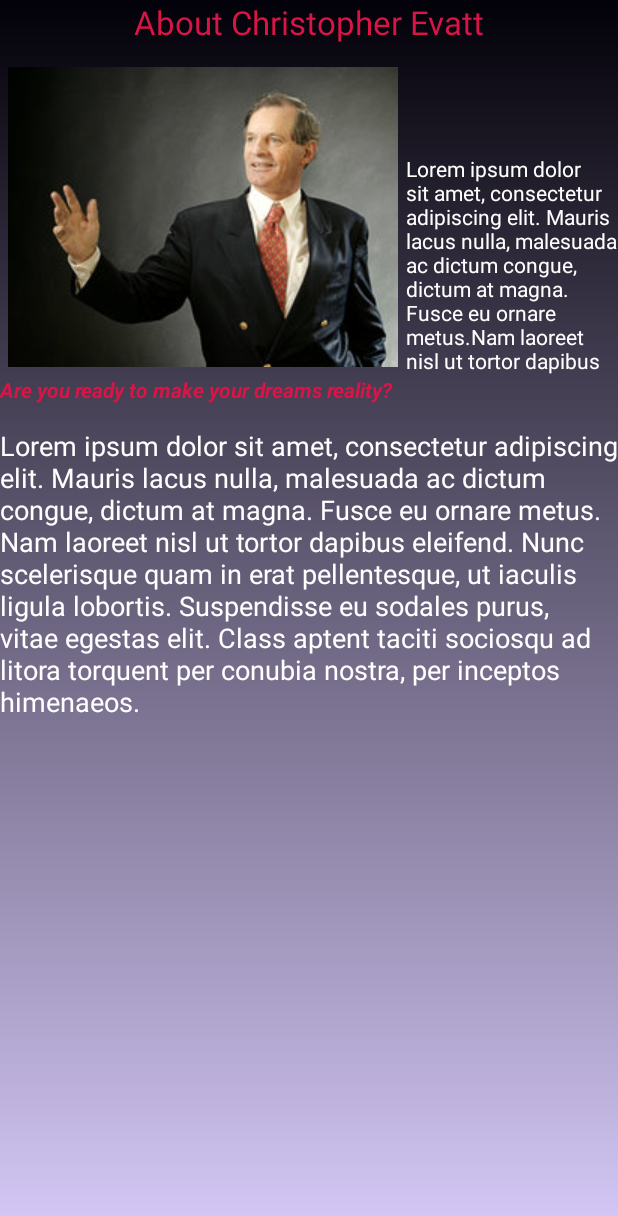
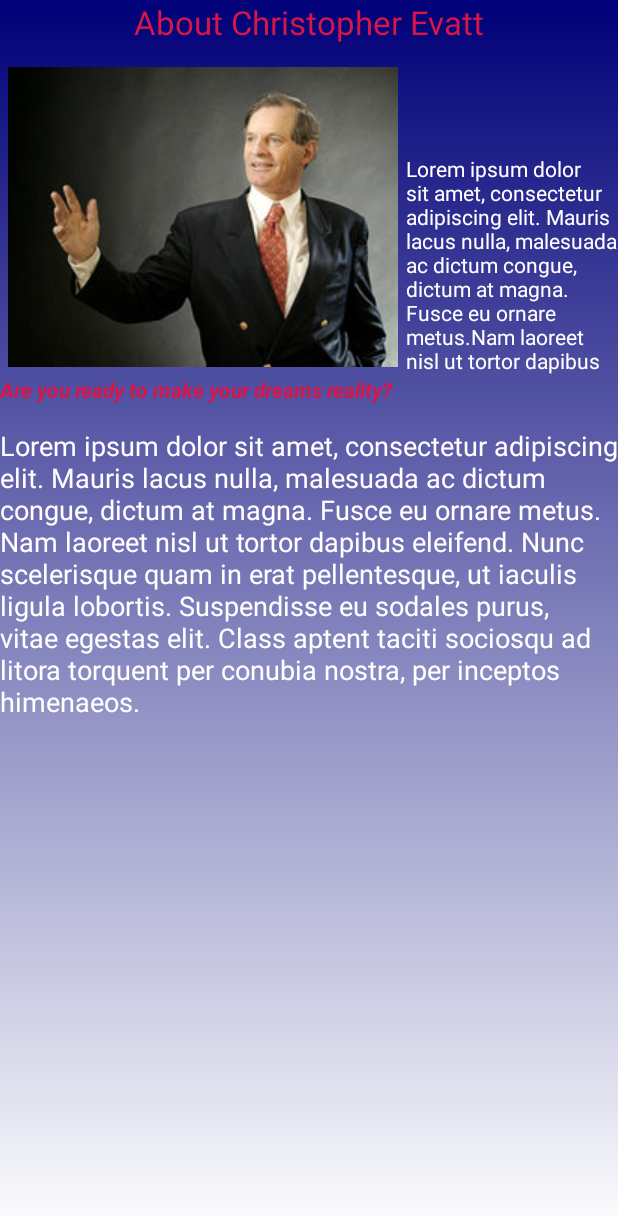
Before and after one commit to doggvalera/chrisevatt, an Android app: the about screen opened directly, with no data from a screen before it, on a phone screen of 412 x 824 dp. Shown: the top 1216 px of the screen. Run offline under Robolectric (Android 15) with nearby library versions, the phone set to English and light mode, and no system bars.

Commit message:
because we can

```diff
--- a/app/src/main/res/drawable/selector.xml
+++ b/app/src/main/res/drawable/selector.xml
@@ -4,8 +4,8 @@
 <item>
 <shape>
     <gradient
-        android:startColor="#d6c9f8"
-        android:endColor="#020008"
+        android:startColor="#FFFFFF"
+        android:endColor="#000078"
         android:angle="90" />
     <stroke
         />
```
